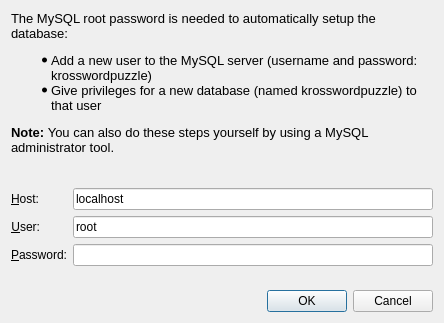
zero804/krossword, file src/database_connection.ui: the form before one commit.
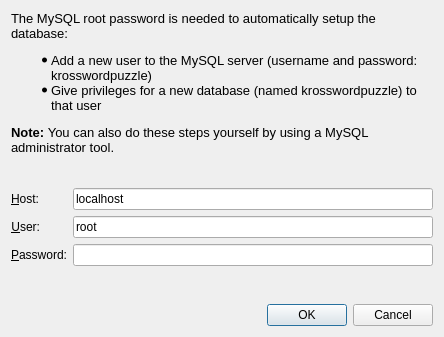
The form after the commit.

Commit message: Database password is now concealed.

The edit to the form file:
```diff
--- a/src/database_connection.ui
+++ b/src/database_connection.ui
@@ -7,7 +7,7 @@
     <x>0</x>
     <y>0</y>
     <width>444</width>
-    <height>323</height>
+    <height>337</height>
    </rect>
   </property>
   <property name="sizePolicy">
```
Left out of the diff: 3 changed lines with no effect on the pictures.
